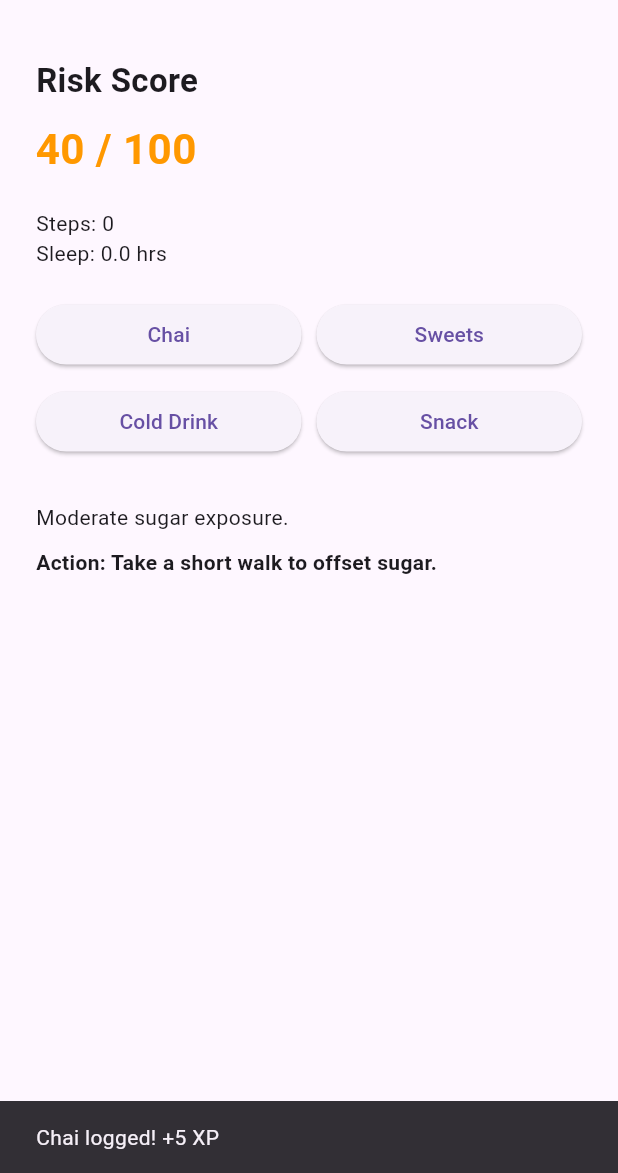
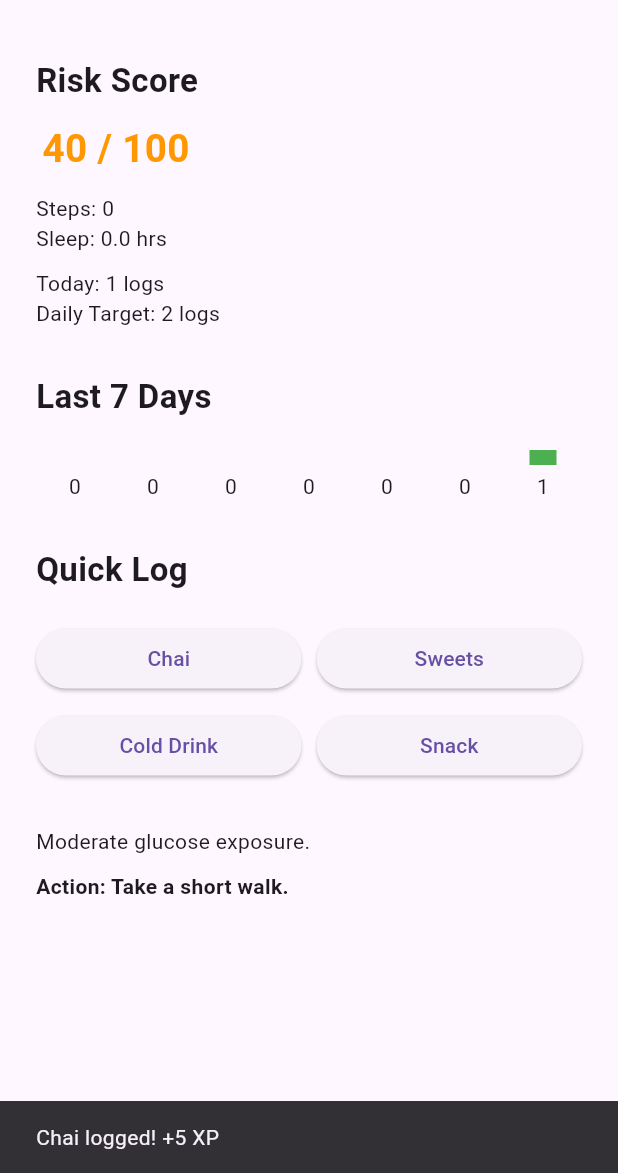
Before and after one commit to vinayak297/SpikeLess, a Flutter app: the DashboardScreen screen opened directly with empty values, after a tap on "Chai", on a phone screen of 412 x 824 dp, the part 63-1236 px from its top. Run offline on Flutter 3.47's test engine with Material 3 defaults, Android fonts, the phone set to English and light mode, and no system bars; our stand-ins replace shared_preferences; accounts and stored records are empty.

Commit message:
Final integrated version: health simulation, risk engine, habit reinforcement, weekly analytics, micro interactions

```diff
--- a/lib/main.dart
+++ b/lib/main.dart
@@ -43,7 +43,8 @@ class _AgeScreenState extends State<AgeScreen> {
             const Text("Step 1 of 4"),
             const SizedBox(height: 20),
             const Text("Select your age",
-                style: TextStyle(fontSize: 26, fontWeight: FontWeight.bold)),
+                style:
+                    TextStyle(fontSize: 26, fontWeight: FontWeight.bold)),
             const SizedBox(height: 40),
             Text(age.toInt().toString(),
                 style: const TextStyle(fontSize: 40)),
@@ -59,7 +60,8 @@ class _AgeScreenState extends State<AgeScreen> {
                 Navigator.push(
                   context,
                   MaterialPageRoute(
-                      builder: (_) => HeightScreen(age: age.toInt())),
+                      builder: (_) =>
+                          HeightScreen(age: age.toInt())),
                 );
               },
               child: const Text("Continue"),
@@ -97,7 +99,8 @@ class _HeightScreenState extends State<HeightScreen> {
             const Text("Step 2 of 4"),
             const SizedBox(height: 20),
             const Text("Select your height (cm)",
-                style: TextStyle(fontSize: 26, fontWeight: FontWeight.bold)),
+                style:
+                    TextStyle(fontSize: 26, fontWeight: FontWeight.bold)),
             const SizedBox(height: 40),
             Text(height.toInt().toString(),
                 style: const TextStyle(fontSize: 40)),
@@ -105,7 +108,8 @@ class _HeightScreenState extends State<HeightScreen> {
               min: 100,
               max: 220,
               value: height,
-              onChanged: (value) => setState(() => height = value),
+              onChanged: (value) =>
+                  setState(() => height = value),
             ),
             const Spacer(),
             ElevatedButton(
@@ -140,7 +144,8 @@ class WeightScreen extends StatefulWidget {
       {super.key, required this.age, required this.height});
 
   @override
-  State<WeightScreen> createState() => _WeightScreenState();
+  State<WeightScreen> createState() =>
+      _WeightScreenState();
 }
 
 class _WeightScreenState extends State<WeightScreen> {
@@ -157,7 +162,8 @@ class _WeightScreenState extends State<WeightScreen> {
             const Text("Step 3 of 4"),
             const SizedBox(height: 20),
             const Text("Select your weight (kg)",
-                style: TextStyle(fontSize: 26, fontWeight: FontWeight.bold)),
+                style:
+                    TextStyle(fontSize: 26, fontWeight: FontWeight.bold)),
             const SizedBox(height: 40),
             Text(weight.toInt().toString(),
                 style: const TextStyle(fontSize: 40)),
@@ -165,18 +171,21 @@ class _WeightScreenState extends State<WeightScreen> {
               min: 30,
               max: 150,
               value: weight,
-              onChanged: (value) => setState(() => weight = value),
+              onChanged: (value) =>
+                  setState(() => weight = value),
             ),
             const Spacer(),
             ElevatedButton(
               onPressed: () {
-                double bmi =
-                    weight / ((widget.height / 100) * (widget.height / 100));
+                double bmi = weight /
+                    ((widget.height / 100) *
+                        (widget.height / 100));
 
                 Navigator.pushReplacement(
                   context,
                   MaterialPageRoute(
-                      builder: (_) => HealthPermissionScreen(
+                      builder: (_) =>
+                          HealthPermissionScreen(
                             age: widget.age,
                             height: widget.height,
                             weight: weight.toInt(),
@@ -216,37 +225,43 @@ class HealthPermissionScreen extends StatelessWidget {
       body: Padding(
         padding: const EdgeInsets.all(24),
         child: Column(
-          mainAxisAlignment: MainAxisAlignment.center,
+          mainAxisAlignment:
+              MainAxisAlignment.center,
           children: [
-            const Text("Allow access to step & sleep data?",
+            const Text(
+              "Allow access to step & sleep data?",
               style: TextStyle(
-                    fontSize: 22, fontWeight: FontWeight.bold)),
+                  fontSize: 22,
+                  fontWeight: FontWeight.bold),
+            ),
             const SizedBox(height: 20),
             const Text(
-                "SpikeLess uses passive activity data to personalize risk insights."),
+                "Used to personalize your metabolic risk insights."),
             const SizedBox(height: 40),
             ElevatedButton(
               onPressed: () {
                 Random random = Random();
-                int steps = 2000 + random.nextInt(7000);
+                int steps =
+                    2000 + random.nextInt(7000);
                 double sleep =
                     4 + random.nextInt(5).toDouble();
 
                 Navigator.pushReplacement(
                   context,
                   MaterialPageRoute(
-                      builder: (_) => DashboardScreen(
+                      builder: (_) =>
+                          DashboardScreen(
                             age: age,
                             height: height,
                             weight: weight,
                             bmi: bmi,
-                            gender: "Male",
                             steps: steps,
                             sleepHours: sleep,
                           )),
                 );
               },
-              child: const Text("Allow & Continue"),
+              child:
+                  const Text("Allow & Continue"),
             )
           ],
         ),
@@ -256,7 +271,7 @@ class HealthPermissionScreen extends StatelessWidget {
 }
 
 ////////////////////////////////////////////////////////////
-/// DASHBOARD SCREEN
+/// DASHBOARD
 ////////////////////////////////////////////////////////////
 
 class DashboardScreen extends StatefulWidget {
@@ -264,7 +279,6 @@ class DashboardScreen extends StatefulWidget {
   final int height;
   final int weight;
   final double bmi;
-  final String gender;
   final int steps;
   final double sleepHours;
 
@@ -274,7 +288,6 @@ class DashboardScreen extends StatefulWidget {
       required this.height,
       required this.weight,
       required this.bmi,
-      required this.gender,
       required this.steps,
       required this.sleepHours});
 
@@ -283,12 +296,15 @@ class DashboardScreen extends StatefulWidget {
       _DashboardScreenState();
 }
 
-class _DashboardScreenState extends State<DashboardScreen>
+class _DashboardScreenState
+    extends State<DashboardScreen>
     with SingleTickerProviderStateMixin {
   int xp = 0;
   int todaySugarCount = 0;
-  List<int> weeklyCounts = List.filled(7, 0);
+  List<int> weeklyCounts =
+      List.filled(7, 0);
   int riskScore = 0;
+  int dailyTarget = 2;
 
   String insightMessage =
       "Log your first sugar intake today 🌿";
@@ -299,15 +315,42 @@ class _DashboardScreenState extends State<DashboardScreen>
   @override
   void initState() {
     super.initState();
-    loadTodayCount();
-    loadWeeklyData();
+    loadData();
 
     _controller = AnimationController(
         vsync: this,
-        duration: const Duration(milliseconds: 300),
+        duration:
+            const Duration(milliseconds: 400),
         lowerBound: 0.9,
         upperBound: 1.1)
       ..repeat(reverse: true);
+  }
+
+  Future<void> loadData() async {
+    final prefs =
+        await SharedPreferences.getInstance();
+    List<String> logs =
+        prefs.getStringList("sugar_logs") ?? [];
+
+    String today =
+        DateTime.now().toIso8601String().split("T").first;
+
+    todaySugarCount =
+        logs.where((d) => d == today).length;
+
+    for (int i = 0; i < 7; i++) {
+      DateTime day =
+          DateTime.now().subtract(
+              Duration(days: i));
+      String dateStr =
+          day.toIso8601String().split("T").first;
+
+      weeklyCounts[6 - i] =
+          logs.where((d) => d == dateStr).length;
+    }
+
+    calculateRisk();
+    setState(() {});
   }
 
   void calculateRisk() {
@@ -319,120 +362,131 @@ class _DashboardScreenState extends State<DashboardScreen>
       score += 10;
     else if (todaySugarCount == 2)
       score += 20;
-    else if (todaySugarCount >= 3) score += 30;
+    else if (todaySugarCount >= 3)
+      score += 30;
+
+    if (todaySugarCount >
+        dailyTarget) score += 15;
 
     int weeklyTotal =
-        weeklyCounts.reduce((a, b) => a + b);
-    if (weeklyTotal >= 5) score += 20;
+        weeklyCounts.reduce(
+            (a, b) => a + b);
+    if (weeklyTotal >= 5)
+      score += 20;
 
-    if (widget.steps < 4000) score += 15;
-    if (widget.sleepHours < 6) score += 15;
+    if (widget.steps < 4000)
+      score += 15;
+
+    if (widget.sleepHours < 6)
+      score += 15;
 
     if (score > 100) score = 100;
 
-    setState(() => riskScore = score);
+    riskScore = score;
   }
 
-  Future<void> loadTodayCount() async {
-    final prefs = await SharedPreferences.getInstance();
+  void logSugar(String item) async {
+    final prefs =
+        await SharedPreferences.getInstance();
     String today =
         DateTime.now().toIso8601String().split("T").first;
 
     List<String> logs =
         prefs.getStringList("sugar_logs") ?? [];
+    logs.add(today);
+    await prefs.setStringList(
+        "sugar_logs", logs);
 
-    todaySugarCount =
-        logs.where((d) => d == today).length;
+    List<int> rewards =
+        [3, 5, 7, 10];
+    rewards.shuffle();
+    int reward = rewards.first;
 
-    calculateRisk();
-    setState(() {});
+    xp += reward;
+
+    await loadData();
+
+    if (riskScore >= 70) {
+      insightMessage =
+          "High metabolic strain detected.";
+    } else if (riskScore >= 40) {
+      insightMessage =
+          "Moderate glucose exposure.";
+    } else {
+      insightMessage =
+          "Low immediate metabolic risk.";
     }
-
-  Future<void> loadWeeklyData() async {
-    final prefs = await SharedPreferences.getInstance();
-    List<String> logs =
-        prefs.getStringList("sugar_logs") ?? [];
-
-    for (int i = 0; i < 7; i++) {
-      DateTime day =
-          DateTime.now().subtract(Duration(days: i));
-      String dateStr =
-          day.toIso8601String().split("T").first;
-
-      weeklyCounts[6 - i] =
-          logs.where((d) => d == dateStr).length;
-    }
-
-    calculateRisk();
-    setState(() {});
-  }
-
-  void logSugar(String item) async {
-    final prefs = await SharedPreferences.getInstance();
-    String today =
-        DateTime.now().toIso8601String().split("T").first;
-
-    List<String> logs =
-        prefs.getStringList("sugar_logs") ?? [];
-
-    logs.add(today);
-    await prefs.setStringList("sugar_logs", logs);
-
-    List<int> rewards = [3, 5, 7, 10];
-    rewards.shuffle();
-    int randomReward = rewards.first;
-
-    xp += randomReward;
 
     correctiveAction =
         widget.steps < 4000
-            ? "Take a short walk to offset sugar."
-            : "Drink water and balance with protein.";
+            ? "Take a short walk."
+            : "Hydrate & balance with protein.";
 
-    insightMessage =
-        riskScore > 60
-            ? "High risk of glucose spike today."
-            : "Moderate sugar exposure.";
+    setState(() {});
 
-    await loadTodayCount();
-    await loadWeeklyData();
+    ScaffoldMessenger.of(context)
+        .showSnackBar(
+      SnackBar(
+          content: Text(
+              "$item logged! +$reward XP")),
+    );
+  }
 
-    ScaffoldMessenger.of(context).showSnackBar(
-      SnackBar(
-          content:
-              Text("$item logged! +$randomReward XP")),
+  Color getRiskColor() {
+    if (riskScore < 30)
+      return Colors.green;
+    if (riskScore < 60)
+      return Colors.orange;
+    return Colors.red;
+  }
+
+  Widget buildBar(int value) {
+    return Expanded(
+      child: Column(
+        children: [
+          Container(
+            height: value * 10.0,
+            width: 18,
+            color: Colors.green,
+          ),
+          const SizedBox(height: 4),
+          Text(value.toString()),
+        ],
+      ),
     );
   }
 
   Widget sugarButton(String label) {
     return Expanded(
       child: ElevatedButton(
-        onPressed: () => logSugar(label),
+        onPressed: () =>
+            logSugar(label),
         child: Text(label),
       ),
     );
   }
 
-  Color getRiskColor() {
-    if (riskScore < 30) return Colors.green;
-    if (riskScore < 60) return Colors.orange;
-    return Colors.red;
-  }
-
   @override
-  Widget build(BuildContext context) {
+  Widget build(
+      BuildContext context) {
     return Scaffold(
-      appBar: AppBar(title: const Text("SpikeLess")),
+      appBar:
+          AppBar(title: const Text("SpikeLess")),
       body: Padding(
-        padding: const EdgeInsets.all(24),
+        padding:
+            const EdgeInsets.all(24),
+        child: SingleChildScrollView(
           child: Column(
             crossAxisAlignment:
                 CrossAxisAlignment.start,
             children: [
+
+              /// Risk
               const Text("Risk Score",
                   style: TextStyle(
                       fontSize: 22,
-                    fontWeight: FontWeight.bold)),
+                      fontWeight:
+                          FontWeight.bold)),
               const SizedBox(height: 10),
               ScaleTransition(
                 scale: _controller,
@@ -440,39 +494,86 @@ class _DashboardScreenState extends State<DashboardScreen>
                   "$riskScore / 100",
                   style: TextStyle(
                       fontSize: 28,
-                    fontWeight: FontWeight.bold,
-                    color: getRiskColor()),
+                      fontWeight:
+                          FontWeight.bold,
+                      color:
+                          getRiskColor()),
                 ),
               ),
+
+              const SizedBox(height: 10),
+              Text(
+                  "Steps: ${widget.steps}"),
+              Text(
+                  "Sleep: ${widget.sleepHours.toStringAsFixed(1)} hrs"),
+
+              const SizedBox(height: 10),
+              Text(
+                  "Today: $todaySugarCount logs"),
+              Text(
+                  "Daily Target: $dailyTarget logs"),
+              if (todaySugarCount >
+                  dailyTarget)
+                const Text(
+                  "⚠ You exceeded your daily target.",
+                  style: TextStyle(
+                      color: Colors.red),
+                ),
+
+              const SizedBox(height: 30),
+
+              /// Weekly Chart
+              const Text("Last 7 Days",
+                  style: TextStyle(
+                      fontSize: 22,
+                      fontWeight:
+                          FontWeight.bold)),
               const SizedBox(height: 20),
-            Text("Steps: ${widget.steps}"),
-            Text("Sleep: ${widget.sleepHours} hrs"),
+              Row(
+                crossAxisAlignment:
+                    CrossAxisAlignment.end,
+                children: weeklyCounts
+                    .map((count) =>
+                        buildBar(count))
+                    .toList(),
+              ),
+
+              const SizedBox(height: 30),
+
+              /// Quick Log
+              const Text("Quick Log",
+                  style: TextStyle(
+                      fontSize: 22,
+                      fontWeight:
+                          FontWeight.bold)),
               const SizedBox(height: 20),
-
-            Row(
-              children: [
+              Row(children: [
                 sugarButton("Chai"),
                 const SizedBox(width: 10),
                 sugarButton("Sweets"),
-              ],
-            ),
+              ]),
               const SizedBox(height: 10),
-            Row(
-              children: [
+              Row(children: [
                 sugarButton("Cold Drink"),
                 const SizedBox(width: 10),
                 sugarButton("Snack"),
+              ]),
+
+              const SizedBox(height: 30),
+
+              /// Insight
+              Text(insightMessage),
+              const SizedBox(height: 10),
+              if (correctiveAction
+                  .isNotEmpty)
+                Text(
+                  "Action: $correctiveAction",
+                  style: const TextStyle(
+                      fontWeight:
+                          FontWeight.bold),
+                ),
             ],
           ),
-
-            const SizedBox(height: 30),
-            Text(insightMessage),
-            const SizedBox(height: 10),
-            if (correctiveAction.isNotEmpty)
-              Text("Action: $correctiveAction",
-                  style: const TextStyle(
-                      fontWeight: FontWeight.bold)),
-          ],
         ),
       ),
     );
```
Lines whose indentation alone changed are shown as unchanged.
